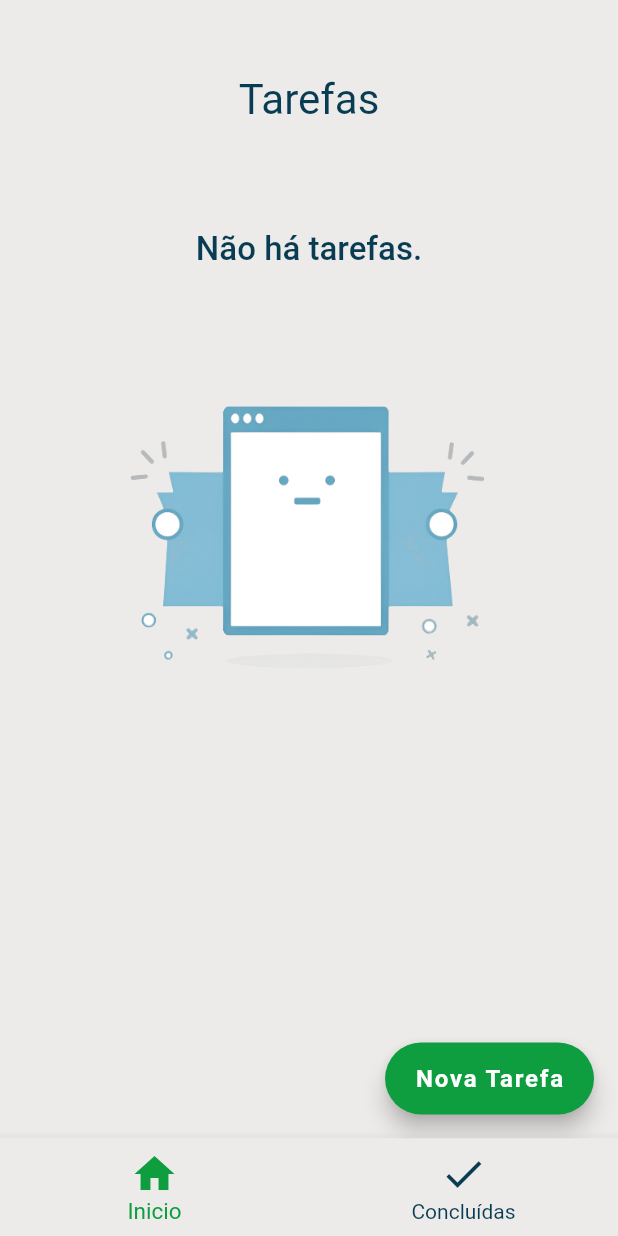
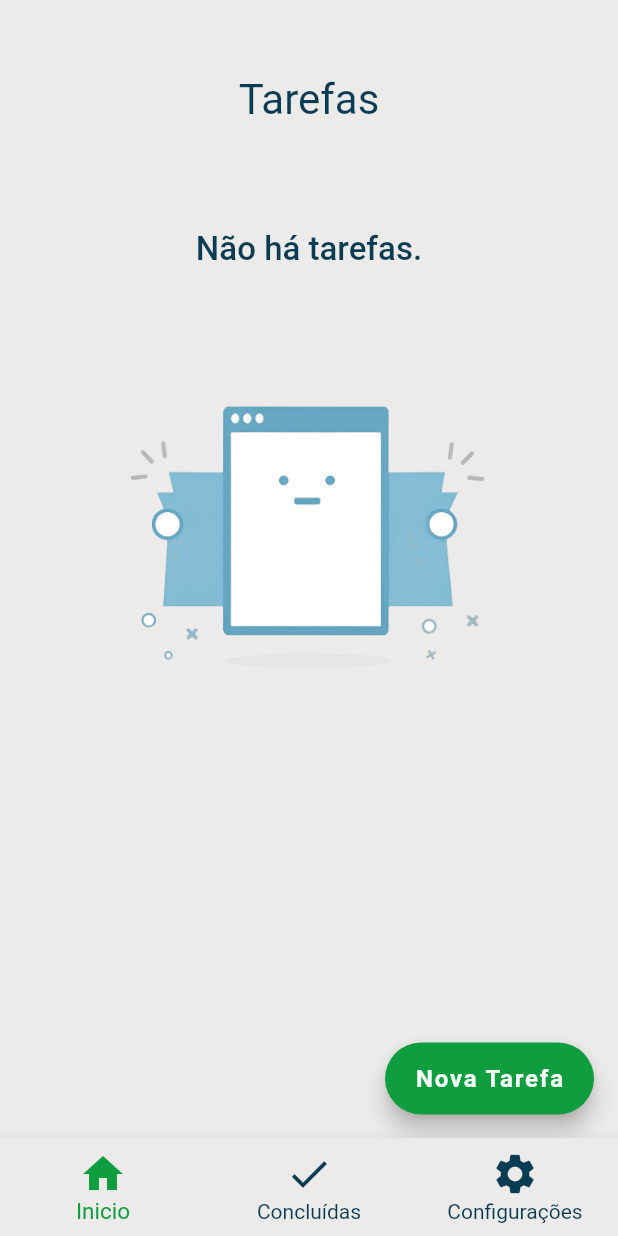
Before and after one commit to gzeloni/flutter_todo_list_app, a Flutter app: the screen it shows after launch, on a phone screen of 412 x 824 dp. Run offline on Flutter 3.47's test engine with Material 2 defaults, Android fonts, the phone set to English and light mode, and no system bars; our stand-ins replace shared_preferences.

Commit message:
Adição da tela de configurações com uma opção para deletar todas as tarefas quando há o que deletar

```diff
--- a/lib/navbar/navbar.dart
+++ b/lib/navbar/navbar.dart
@@ -1,6 +1,7 @@
 import "package:flutter/material.dart";
 import 'package:todo_list/screens/completedTasks.dart';
 import 'package:todo_list/screens/home.dart';
+import 'package:todo_list/screens/settings.dart';
 
 class Screens extends StatefulWidget {
   const Screens({super.key});
@@ -16,6 +17,7 @@ class _ScreensState extends State<Screens> {
   final telas = const [
     Home(),
     CompletedTasks(),
+    Settings(),
   ]; /* Botões da barra de navegação.
   Alterar essa ordem altera a posíção dos itens na barra, é um valor indexado.*/
 
@@ -42,6 +44,10 @@ class _ScreensState extends State<Screens> {
             icon: Icon(Icons.done),
             label: 'Concluídas',
           ),
+          BottomNavigationBarItem(
+            icon: Icon(Icons.settings),
+            label: 'Configurações',
+          ),
         ],
       ),
     );
--- a/lib/screens/home.dart
+++ b/lib/screens/home.dart
@@ -72,39 +72,6 @@ class _HomeState extends State<Home> {
                         todo: todo,
                         onDelete: onDelete,
                         completeTask: completeTask,
-                      )
-                    else if (todo.isComplete == true)
-                      Padding(
-                        padding: const EdgeInsets.only(
-                          left: 14,
-                          right: 14,
-                          top: 20,
-                        ),
-                        child: Center(
-                          child: Column(
-                            children: [
-                              const Text(
-                                "Não há tarefas.",
-                                style: TextStyle(
-                                  fontSize: 22,
-                                  fontWeight: FontWeight.w500,
-                                  color: Color.fromARGB(255, 8, 60, 82),
-                                ),
-                              ),
-                              const SizedBox(
-                                height: 30,
-                              ),
-                              Padding(
-                                padding: const EdgeInsets.all(12.0),
-                                child: Image.asset(
-                                  'assets/empty.png',
-                                  width: 270,
-                                  height: 270,
-                                ),
-                              ),
-                            ],
-                          ),
-                        ),
                       ),
                   if (todos.isEmpty)
                     Padding(
```
Also changed, not shown: lib/screens/completedTasks.dart (+0 -33 lines), lib/screens/settings.dart (added, +151 -0 lines).
